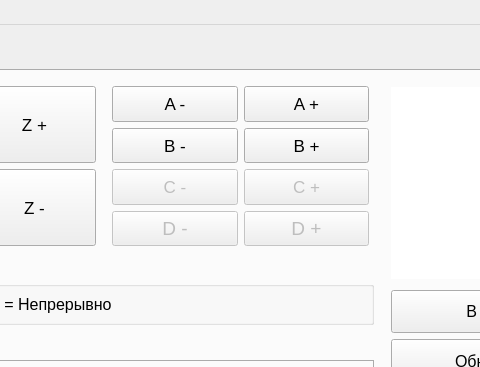
Qt form KAMEditor/gui/mainwindow.ui (Xtail96/SML) before a commit; both pictures show x 746 to 1226 and y 0 to 367 of the 1366 by 795 pixel window.
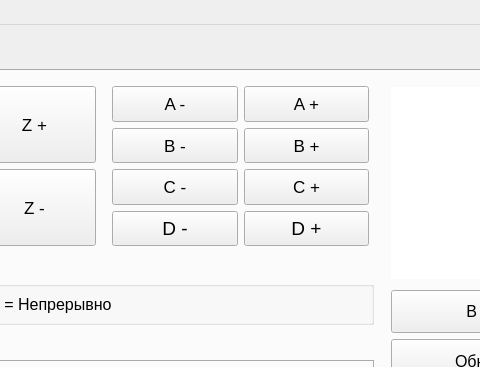
The same form after that commit. Icons and pictures are not drawn. Custom widgets are drawn as their Qt base class.

Commit message: По умолчанию кнопки всех осей активны

The edit to the form file:
```diff
--- a/KAMEditor/gui/mainwindow.ui
+++ b/KAMEditor/gui/mainwindow.ui
@@ -1226,7 +1226,7 @@
                  <item row="3" column="2">
                   <widget class="QPushButton" name="movementDPositivePushButton">
                    <property name="enabled">
-                    <bool>false</bool>
+                    <bool>true</bool>
                    </property>
                    <property name="sizePolicy">
                     <sizepolicy hsizetype="Minimum" vsizetype="Preferred">
@@ -1286,7 +1286,7 @@
                  <item row="2" column="2">
                   <widget class="QPushButton" name="movementCPositivePushButton">
                    <property name="enabled">
-                    <bool>false</bool>
+                    <bool>true</bool>
                    </property>
                    <property name="sizePolicy">
                     <sizepolicy hsizetype="Preferred" vsizetype="Preferred">
@@ -1357,7 +1357,7 @@
                  <item row="3" column="1">
                   <widget class="QPushButton" name="movementDNegativePushButton">
                    <property name="enabled">
-                    <bool>false</bool>
+                    <bool>true</bool>
                    </property>
                    <property name="sizePolicy">
                     <sizepolicy hsizetype="Minimum" vsizetype="Preferred">
@@ -1383,7 +1383,7 @@
                  <item row="2" column="1">
                   <widget class="QPushButton" name="movementCNegativePushButton">
                    <property name="enabled">
-                    <bool>false</bool>
+                    <bool>true</bool>
                    </property>
                    <property name="sizePolicy">
                     <sizepolicy hsizetype="Preferred" vsizetype="Preferred">
```
